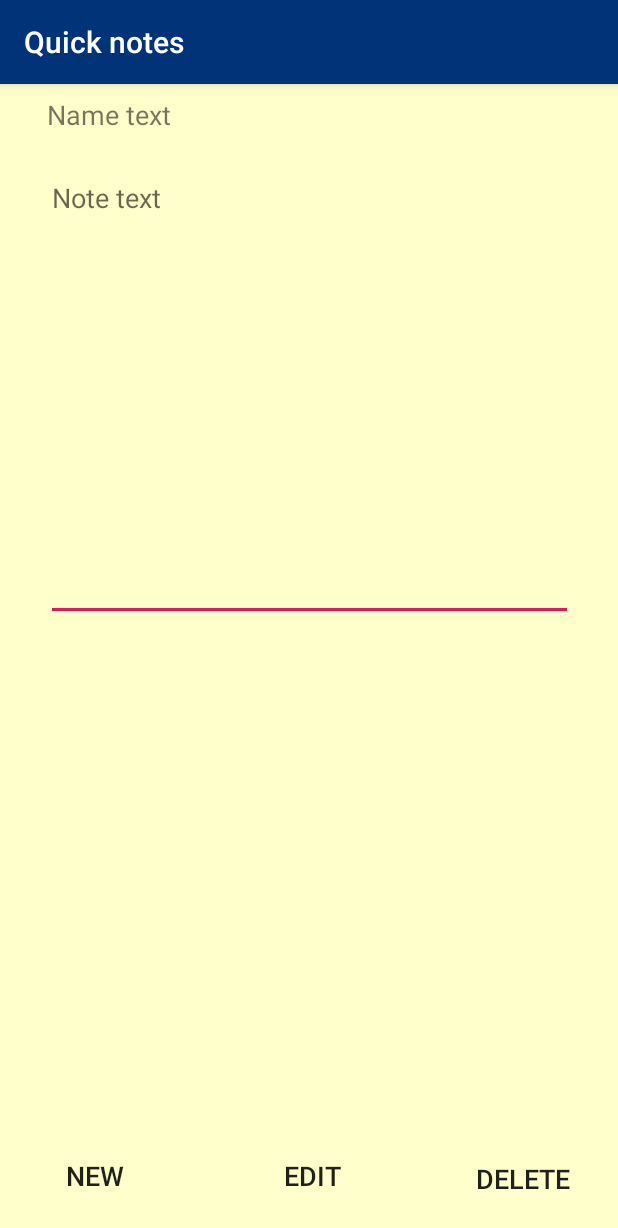
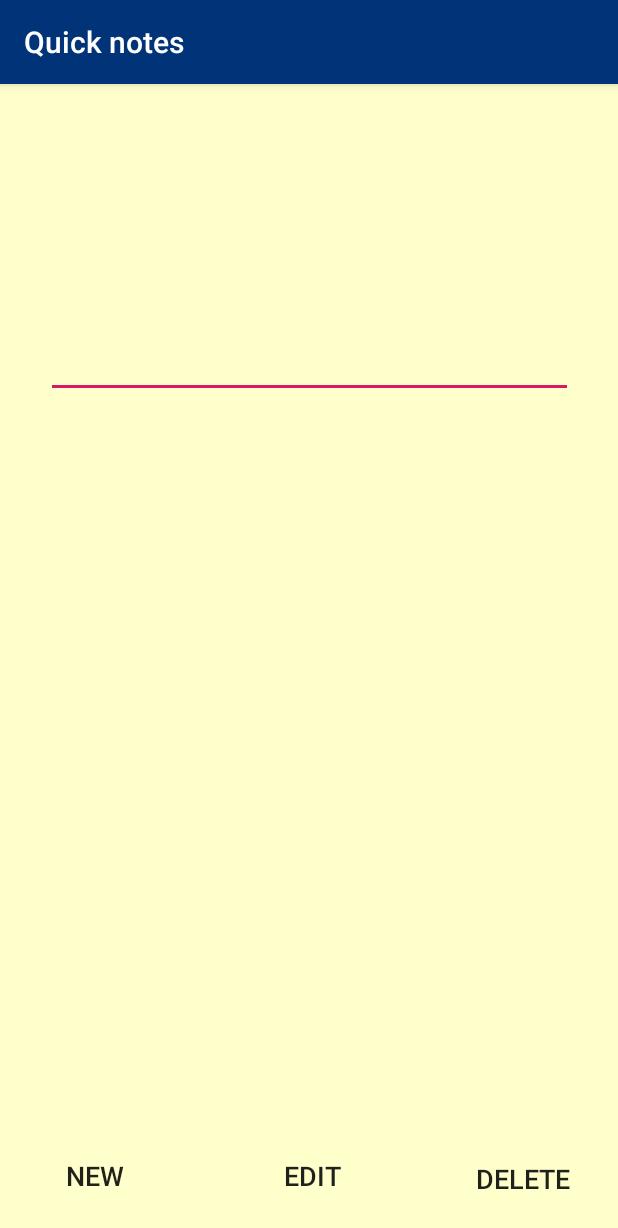
Before and after one commit to Deimant/Android, an Android app: the screen it shows after launch (MainActivity), on a phone screen of 412 x 824 dp. Shown: the top 1228 px of the screen. Run offline under Robolectric (Android 15) with nearby library versions, the phone set to English and light mode, and no system bars.

```diff
--- a/app/src/main/res/layout/activity_main.xml
+++ b/app/src/main/res/layout/activity_main.xml
@@ -76,17 +76,16 @@
     <EditText
         android:id="@+id/noteText"
         android:layout_width="351dp"
-        android:layout_height="0dp"
+        android:layout_height="152dp"
         android:layout_marginStart="8dp"
         android:layout_marginLeft="8dp"
-        android:layout_marginTop="8dp"
+        android:layout_marginTop="4dp"
         android:layout_marginEnd="8dp"
         android:layout_marginRight="8dp"
         android:layout_marginBottom="8dp"
         android:ems="10"
         android:gravity="top"
-        android:hint="@string/noteText"
-        android:inputType="none|textMultiLine"
+        android:inputType="none"
         app:layout_constraintBottom_toTopOf="@+id/myListView"
         app:layout_constraintEnd_toEndOf="parent"
         app:layout_constraintStart_toStartOf="parent"
@@ -98,12 +97,12 @@
         android:layout_height="29dp"
         android:layout_marginStart="8dp"
         android:layout_marginLeft="8dp"
-        android:layout_marginTop="8dp"
+        android:layout_marginTop="16dp"
         android:layout_marginEnd="8dp"
         android:layout_marginRight="8dp"
         android:layout_marginBottom="8dp"
-        android:text="@string/nameText"
         android:textSize="18sp"
+        android:textStyle="bold"
         app:layout_constraintBottom_toTopOf="@+id/noteText"
         app:layout_constraintEnd_toEndOf="parent"
         app:layout_constraintStart_toStartOf="parent"
```
Also changed, not shown: app/src/main/java/com/example/arunas/short_code_notepad/MainActivity.java (+5 -7 lines).
